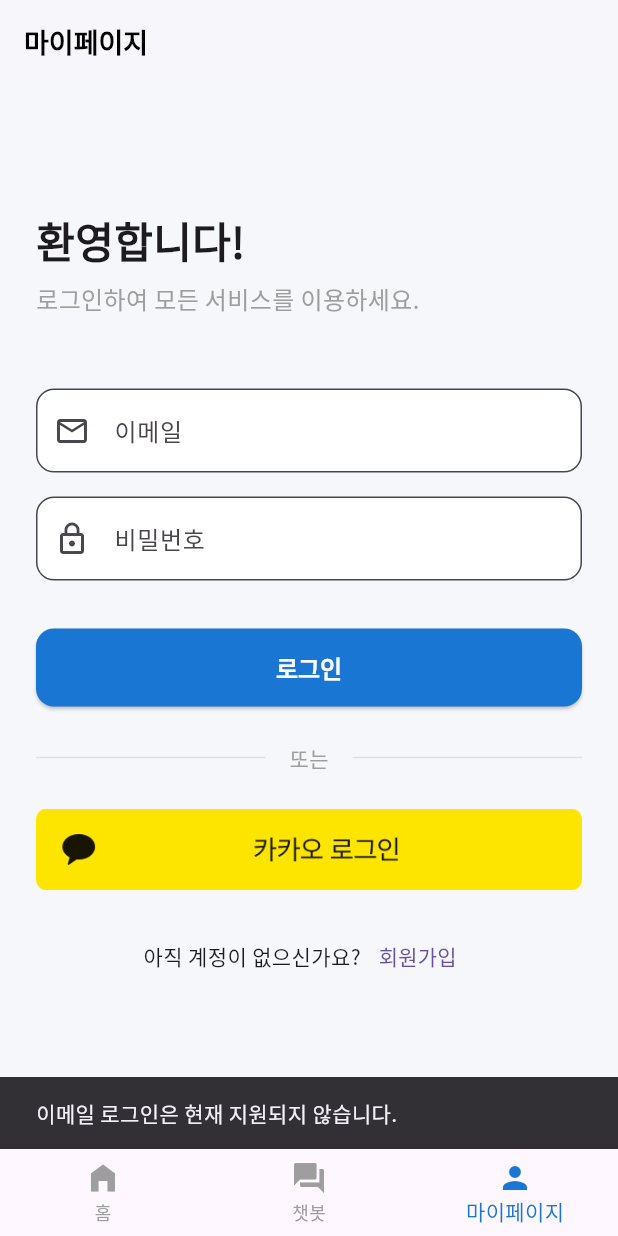
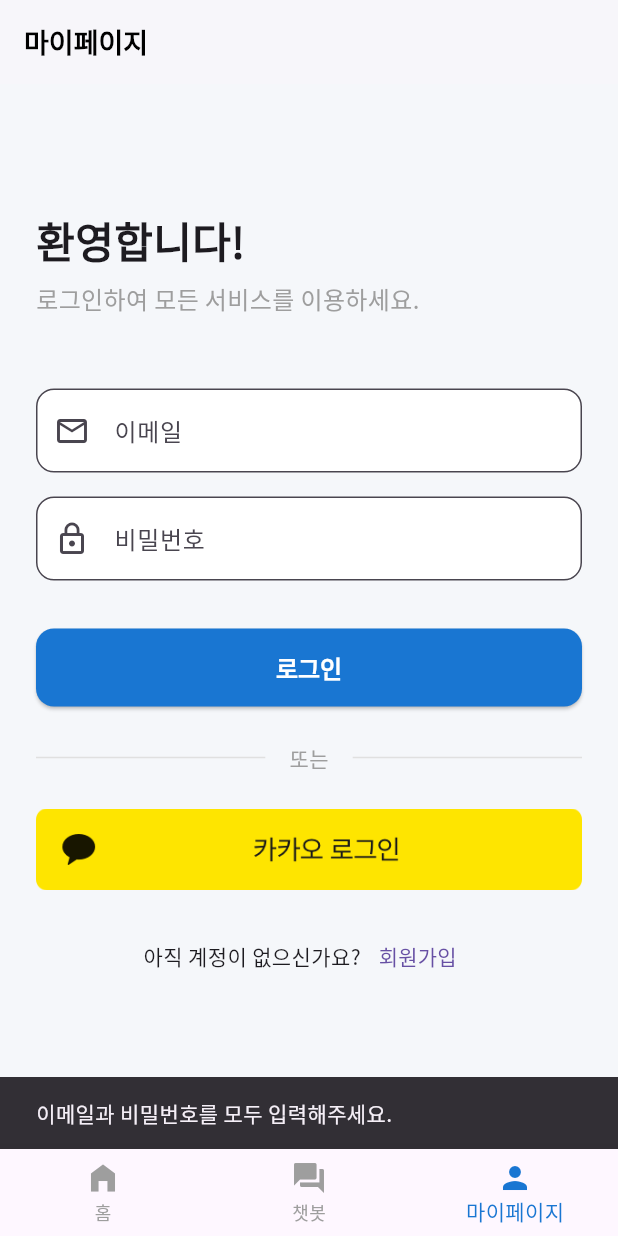
Before and after one commit to LEEGOR1122/NLP_Chatbot_Project, a Flutter app: the screen it shows after launch, item 3 of the bottom bar chosen, after a tap on "로그인", on a phone screen of 412 x 824 dp. Run offline on Flutter 3.47's test engine with Material 3 defaults, Android fonts, the light colour scheme and no system bars; our stand-ins replace google_fonts; missing offline and left inert: kakao_flutter_sdk_user.

Commit message:
앱 내 회원 로그인 완료

```diff
--- a/lib/api_service.dart
+++ b/lib/api_service.dart
@@ -9,6 +9,12 @@
   static const Map<String, String> _headers = {
     'Content-Type': 'application/json; charset=UTF-8',
   };
+
+    // ▼▼▼ 이 한 줄이 빠져서 오류가 발생했습니다! ▼▼▼
+  static const Map<String, String> _jsonHeaders = {
+    'Content-Type': 'application/json; charset=UTF-8',
+  };
+
 
 // 챗봇 메시지 전송 및 응답 받기 (POST)
 static Future<dynamic> sendMessageToChatbot(String message) async {
@@ -69,27 +75,53 @@
   throw Exception('Failed to login with Kakao: ${jsonDecode(response.body)['detail']}');
 }
 
+  // 📌 이 함수가 없어서 오류가 발생했습니다!
   // 자체 회원가입
   static Future<Map<String, dynamic>> register({
     required String email,
     required String password,
     required String nickname,
   }) async {
-    final url = Uri.parse('$_baseUrl/api/auth/register'); // FastAPI 라우터 prefix에 맞게 경로 설정
-
+    final url = Uri.parse('$_baseUrl/api/auth/register');
     final response = await http.post(
       url,
-      headers: _headers,
+      headers: _jsonHeaders,
       body: jsonEncode({
         'email': email,
         'password': password,
         'nickname': nickname,
       }),
     );
-
-    if (response.statusCode == 201) { // 회원가입 성공 코드는 201
+    if (response.statusCode == 201) {
       return jsonDecode(utf8.decode(response.bodyBytes));
     }
     throw Exception('Failed to register: ${jsonDecode(response.body)['detail']}');
   }
+
+  // ▼▼▼ 1단계: 이 함수를 추가하세요 ▼▼▼
+  // 이메일/비밀번호 로그인
+  static Future<Map<String, dynamic>> loginWithEmail(String email, String password) async {
+    final url = Uri.parse('$_baseUrl/api/auth/login'); // FastAPI의 로그인 엔드포인트
+
+    // FastAPI의 OAuth2PasswordRequestForm은 'application/x-www-form-urlencoded' 형식을 사용합니다.
+    // 따라서 헤더와 바디를 JSON이 아닌 형태로 전송해야 합니다.
+    // [수정] 서버가 JSON을 원하므로, 헤더와 바디를 JSON 형식으로 변경
+    final response = await http.post(
+      url,
+      headers: _jsonHeaders, // Form 헤더 대신 _jsonHeaders 사용
+      body: jsonEncode({     // jsonEncode를 사용해 Map을 JSON 문자열로 변환
+        'email': email,      // 'username' 대신 'email' 키를 사용할 가능성이 높음
+        'password': password,
+      }),
+    );
+
+    if (response.statusCode == 200) {
+      // 로그인 성공
+      return jsonDecode(utf8.decode(response.bodyBytes));
+    } else {
+      // 로그인 실패
+      final errorData = jsonDecode(utf8.decode(response.bodyBytes));
+      throw Exception('Failed to login: ${errorData['detail']}');
+    }
+  }
 }
--- a/lib/main.dart
+++ b/lib/main.dart
@@ -607,45 +607,60 @@
   State<MyPageScreen> createState() => _MyPageScreenState();
 }
 
+// main.dart 파일의 _MyPageScreenState 클래스를 아래 코드로 전체 교체하세요.
+
 class _MyPageScreenState extends State<MyPageScreen> {
-  bool _isLoggedIn = false;
-  User? _user;
+  // 1. 카카오 User 모델 대신, 모든 사용자 정보를 담을 수 있는 Map으로 변경
+  Map<String, dynamic>? _userInfo;
+  bool get _isLoggedIn => _userInfo != null; // 로그인 여부를 _userInfo 유무로 판단
 
   @override
   void initState() {
     super.initState();
-    _checkKakaoLoginStatus();
-  }
-
-  Future<void> _checkKakaoLoginStatus() async {
+     _checkKakaoLoginStatusAtStart(); // 앱 시작 시 로그인 상태 확인
+  }
+
+  // 2. 로그인 성공 시 호출될 범용 상태 업데이트 함수 (새로운 함수)
+  void _updateUserState(Map<String, dynamic> userData) {
+    // 서버 또는 카카오로부터 받은 사용자 정보를 userInfo에 저장하고 화면을 갱신
+    setState(() {
+      _userInfo = {
+        'nickname': userData['nickname'],
+        'email': userData['email'],
+        'profileImageUrl': userData['profileImageUrl'],
+      };
+    });
+    print('✅ 로그인 상태 업데이트 완료: ${userData['nickname']}');
+  }
+
+  // 3. 기존 카카오 로그인 확인 함수를 수정
+  Future<void>_checkKakaoLoginStatusAtStart() async {
     if (await AuthApi.instance.hasToken()) {
       try {
-        await UserApi.instance.accessTokenInfo();
-        _updateUser(await UserApi.instance.me());
-      } catch (error) {
-        print('토큰 유효성 확인 실패: $error');
-        _logout();
+        final kakaoUser = await UserApi.instance.me();
+        // 카카오 정보를 우리 앱의 Map 형식으로 변환하여 상태 업데이트 함수 호출
+        _updateUserState({
+          'nickname': kakaoUser.kakaoAccount?.profile?.nickname,
+          'email': kakaoUser.kakaoAccount?.email,
+          'profileImageUrl': kakaoUser.kakaoAccount?.profile?.profileImageUrl,
+        });
+      } catch (e) {
+        print('🚨 카카오 사용자 정보 조회 실패: $e');
+        await _logout(); // 실패 시 로그아웃 처리
       }
     }
-  }
-
-  void _updateUser(User user) {
-    setState(() {
-      _isLoggedIn = true;
-      _user = user;
-    });
   }
 
   Future<void> _logout() async {
     try {
       await UserApi.instance.logout();
-    } catch (error) {
-      print('로그아웃 실패: $error');
+    } catch (e) {
+      print('🚨 카카오 로그아웃 실패: $e');
     }
     setState(() {
-      _isLoggedIn = false;
-      _user = null;
+      _userInfo = null;
     });
+    print('✅ 로그아웃 완료');
   }
 
   @override
@@ -662,30 +677,31 @@
             )
         ],
       ),
+      // 4. LoginView에 새로운 콜백 함수(_updateUserState)를 전달
+      //    (LoginView 코드도 잠시 후 수정해야 합니다)
       body: _isLoggedIn
-        ? _buildLoggedInView()
-        : LoginView(onLoginSuccess: _checkKakaoLoginStatus),
-    );
-  }
-
+          ? _buildLoggedInView()
+          : LoginView(onLoginSuccess: _updateUserState),
+          // LoginView(onLoginSuccess: _updateUserState), // 최종적으로 이 코드로 변경 예정
+    );
+  }
+
+  // 5. 로그인된 화면을 _userInfo Map 기반으로 그리도록 수정
   Widget _buildLoggedInView() {
+    final nickname = _userInfo?['nickname'] ?? '사용자';
+    final email = _userInfo?['email'] ?? '이메일 정보 없음';
+    final profileImageUrl = _userInfo?['profileImageUrl'];
+
     return ListView(
       padding: EdgeInsets.zero,
       children: [
         UserAccountsDrawerHeader(
-          accountName: Text(
-            _user?.kakaoAccount?.profile?.nickname ?? '사용자',
-            style: const TextStyle(fontSize: 20, fontWeight: FontWeight.bold)
-          ),
-          accountEmail: Text(_user?.kakaoAccount?.email ?? '이메일 정보 없음'),
+          accountName: Text(nickname, style: const TextStyle(fontSize: 20, fontWeight: FontWeight.bold)),
+          accountEmail: Text(email),
           currentAccountPicture: CircleAvatar(
-            backgroundImage: _user?.kakaoAccount?.profile?.profileImageUrl != null
-              ? NetworkImage(_user!.kakaoAccount!.profile!.profileImageUrl!)
-              : null,
+            backgroundImage: profileImageUrl != null ? NetworkImage(profileImageUrl) : null,
             backgroundColor: Colors.white,
-            child: _user?.kakaoAccount?.profile?.profileImageUrl == null
-              ? const Icon(Icons.person, size: 50)
-              : null,
+            child: profileImageUrl == null ? const Icon(Icons.person, size: 50) : null,
           ),
           decoration: BoxDecoration(color: Colors.blue[700]),
         ),
@@ -713,37 +729,108 @@
 }
 
 // 로그인 UI 위젯
-class LoginView extends StatelessWidget {
-  final VoidCallback onLoginSuccess;
+// 기존 LoginView 클래스를 아래 코드로 전체 교체하세요.
+
+class LoginView extends StatefulWidget {
+  // 1. 콜백 함수가 Map 데이터를 받을 수 있도록 타입 변경
+  final Function(Map<String, dynamic>) onLoginSuccess;
   const LoginView({super.key, required this.onLoginSuccess});
 
-// ▼▼▼ 이 함수 전체를 아래 최종 코드로 교체하세요 ▼▼▼
-Future<void> _loginWithKakao(BuildContext context) async {
-  try {
-    // 1. [수정] 카카오 SDK로 로그인하고 'OAuthToken' 받기
-    bool isInstalled = await isKakaoTalkInstalled();
-    OAuthToken token = isInstalled
-        ? await UserApi.instance.loginWithKakaoTalk()
-        : await UserApi.instance.loginWithKakaoAccount();
-
-    print('✅ 카카오 액세스 토큰 받기 성공: ${token.accessToken}');
-
-    // 2. ApiService를 호출하여 '액세스 토큰'을 서버에 전송
-    final serverResponse = await ApiService.kakaoLogin(token.accessToken);
-    print('✅ FastAPI 서버 로그인 성공: $serverResponse');
-
-    // 3. 부모 위젯(MyPageScreen)에 로그인 성공 알림
-    onLoginSuccess();
-
-  } catch (error) {
-    print('❌ 카카오 로그인 또는 서버 통신 실패: $error');
-    if (context.mounted) {
+  @override
+  State<LoginView> createState() => _LoginViewState();
+}
+
+
+class _LoginViewState extends State<LoginView> {
+  // 1. 이메일과 비밀번호 입력을 위한 컨트롤러와 로딩 상태 변수 추가
+  final _emailController = TextEditingController();
+  final _passwordController = TextEditingController();
+  bool _isLoading = false;
+
+  @override
+  void dispose() {
+    _emailController.dispose();
+    _passwordController.dispose();
+    super.dispose();
+  }
+
+  // 2. 이메일/비밀번호 로그인 로직을 처리할 함수 구현
+  Future<void> _loginWithEmail() async {
+    // 이메일 또는 비밀번호가 비어있는지 확인
+    if (_emailController.text.trim().isEmpty || _passwordController.text.trim().isEmpty) {
       ScaffoldMessenger.of(context).showSnackBar(
-        SnackBar(content: Text('로그인에 실패했습니다: $error')),
+        const SnackBar(content: Text('이메일과 비밀번호를 모두 입력해주세요.')),
       );
+      return;
     }
-  }
-}
+
+    setState(() => _isLoading = true); // 로딩 시작, UI 갱신
+
+    try {
+      // ApiService 함수 호출하고 결과를 responseData에 저장
+      final responseData = await ApiService.loginWithEmail(
+        _emailController.text.trim(),
+        _passwordController.text.trim(),
+      );
+
+      // [핵심] 서버 응답에서 'user_info' Map을 꺼내서 콜백으로 전달
+      if (mounted && responseData.containsKey('user_info')) {
+        widget.onLoginSuccess(responseData['user_info']);
+      } else {
+        // user_info가 없는 경우를 대비한 예외 처리
+        throw Exception('서버 응답에 사용자 정보가 없습니다.');
+      }
+
+    } catch (e) {
+      // 로그인 실패 시 에러 메시지를 SnackBar로 표시
+      if (mounted) {
+        ScaffoldMessenger.of(context).showSnackBar(
+          SnackBar(content: Text('로그인 실패: ${e.toString().replaceAll('Exception: ', '')}')),
+        );
+      }
+    } finally {
+      // 성공/실패 여부와 관계없이 로딩 상태 종료
+      if (mounted) {
+        setState(() => _isLoading = false);
+      }
+    }
+  }
+// 기존 카카오 로그인 함수
+  Future<void> _loginWithKakao(BuildContext context) async {
+    try {
+      // 카카오 SDK로 로그인
+      bool isInstalled = await isKakaoTalkInstalled();
+      OAuthToken token = isInstalled
+          ? await UserApi.instance.loginWithKakaoTalk()
+          : await UserApi.instance.loginWithKakaoAccount();
+
+      // 우리 서버에 토큰 전송 (이 부분은 현재 로직에선 필수는 아님)
+      await ApiService.kakaoLogin(token.accessToken);
+
+      // 카카오 SDK로 사용자 정보 가져오기
+      final kakaoUser = await UserApi.instance.me();
+
+      // [핵심] 카카오 유저 정보를 우리 앱의 Map 형식으로 변환하여 콜백으로 전달
+      if(mounted) {
+        widget.onLoginSuccess({
+          'nickname': kakaoUser.kakaoAccount?.profile?.nickname,
+          'email': kakaoUser.kakaoAccount?.email,
+          'profileImageUrl': kakaoUser.kakaoAccount?.profile?.profileImageUrl,
+        });
+      }
+    } catch (e) {
+      if(mounted) {
+        ScaffoldMessenger.of(context).showSnackBar(
+          SnackBar(content: Text('카카오 로그인 실패: $e')),
+        );
+      }
+    } finally {
+      if (mounted) {
+        setState(() => _isLoading = false);
+      }
+    }
+  }
+
 
   @override
   Widget build(BuildContext context) {
@@ -758,7 +845,10 @@
             const SizedBox(height: 8),
             const Text('로그인하여 모든 서비스를 이용하세요.', style: TextStyle(fontSize: 16, color: Colors.grey)),
             const SizedBox(height: 48),
+
+            // ▼▼▼ 1. TextField에 컨트롤러 연결 ▼▼▼
             TextField(
+              controller: _emailController, // 이메일 컨트롤러 연결
               decoration: InputDecoration(
                 labelText: '이메일',
                 prefixIcon: const Icon(Icons.email_outlined),
@@ -770,6 +860,7 @@
             ),
             const SizedBox(height: 16),
             TextField(
+              controller: _passwordController, // 비밀번호 컨트롤러 연결
               obscureText: true,
               decoration: InputDecoration(
                 labelText: '비밀번호',
@@ -780,17 +871,21 @@
               ),
             ),
             const SizedBox(height: 32),
+
+            // ▼▼▼ 2. ElevatedButton 로직 수정 ▼▼▼
             ElevatedButton(
               style: ElevatedButton.styleFrom(
                 backgroundColor: Colors.blue[700],
                 foregroundColor: Colors.white,
               ),
-              onPressed: () {
-                ScaffoldMessenger.of(context).showSnackBar(
-                  const SnackBar(content: Text('이메일 로그인은 현재 지원되지 않습니다.'))
-                );
-              },
-              child: const Text('로그인'),
+              onPressed: _isLoading ? null : _loginWithEmail, // 로딩 중일 때 비활성화, 아닐 때 함수 호출
+              child: _isLoading
+                  ? const SizedBox( // 로딩 중일 때 인디케이터 표시
+                      width: 24,
+                      height: 24,
+                      child: CircularProgressIndicator(color: Colors.white, strokeWidth: 3),
+                    )
+                  : const Text('로그인'), // 평상시 텍스트 표시
             ),
             const SizedBox(height: 24),
             Row(
@@ -805,7 +900,8 @@
             ),
             const SizedBox(height: 24),
             InkWell(
-              onTap: () => _loginWithKakao(context),
+              // onTap: () => _loginWithKakao(context), // 카카오 로그인 함수도 _isLoading으로 비활성화 가능
+              onTap: _isLoading ? null : () => _loginWithKakao(context),
               child: Image.asset(
                 'assets/images/kakao_login_large_wide.png',
               ),
```
